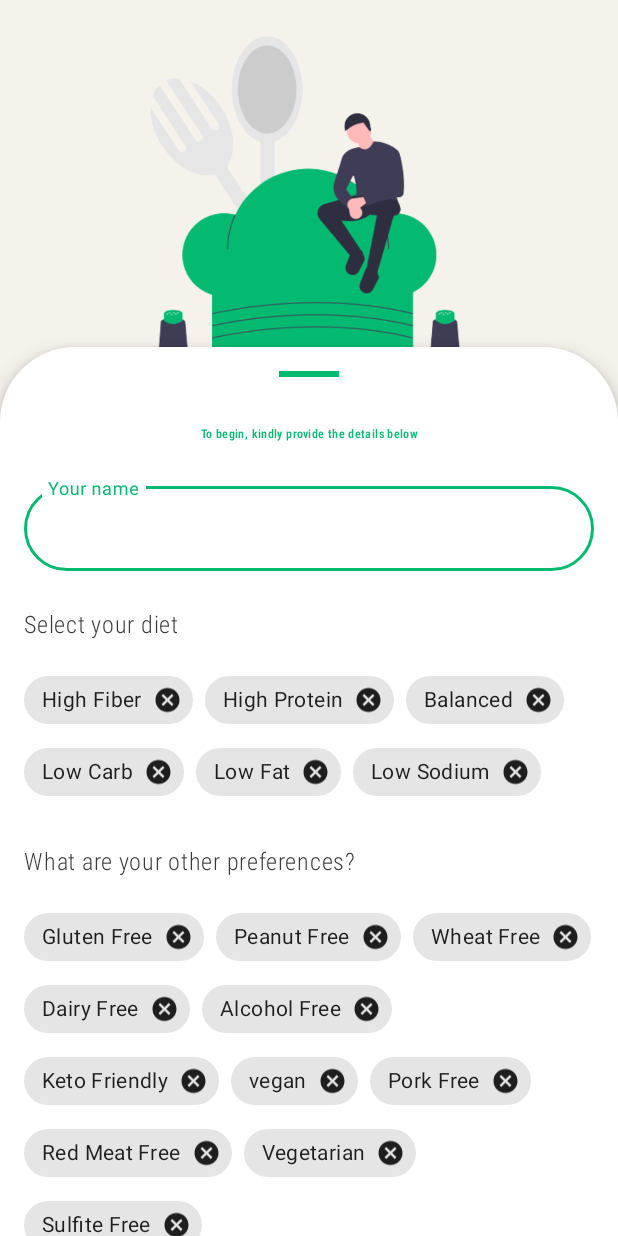
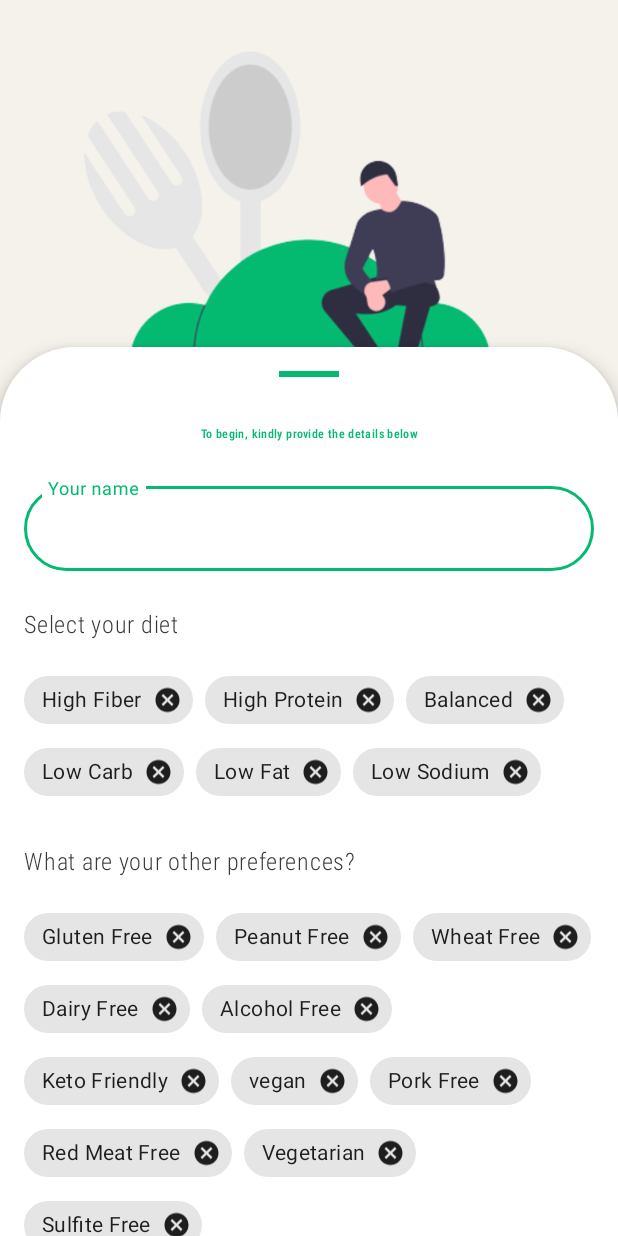
Before and after one commit to AnnaL001/healthy-foods, an Android app: the UserDetailsActivity screen opened directly, with no data from a screen before it, on a phone screen of 412 x 824 dp. Run offline under Robolectric (Android 15) with nearby library versions, the phone set to English and light mode, and no system bars; libraries missing offline, so code that uses them is left out: org.parceler.

Commit message:
Update screen layout for fetching user details

```diff
--- a/app/src/main/res/layout/activity_user_details.xml
+++ b/app/src/main/res/layout/activity_user_details.xml
@@ -9,12 +9,12 @@
 
   <ImageView
       android:id="@+id/recipe_image"
-      android:layout_width="@dimen/bottom_sheet_image_dimensions"
-      android:layout_height="@dimen/bottom_sheet_image_dimensions"
+      android:layout_width="match_parent"
+      android:layout_height="match_parent"
       android:layout_gravity="center_horizontal"
       android:scaleType="fitStart"
       app:srcCompat="@drawable/healthy_cooking"
-      tools:ignore="ContentDescription"/>
+      tools:ignore="ContentDescription" />
 
   <androidx.core.widget.NestedScrollView
       android:id="@+id/details_bottom_sheet"
```
